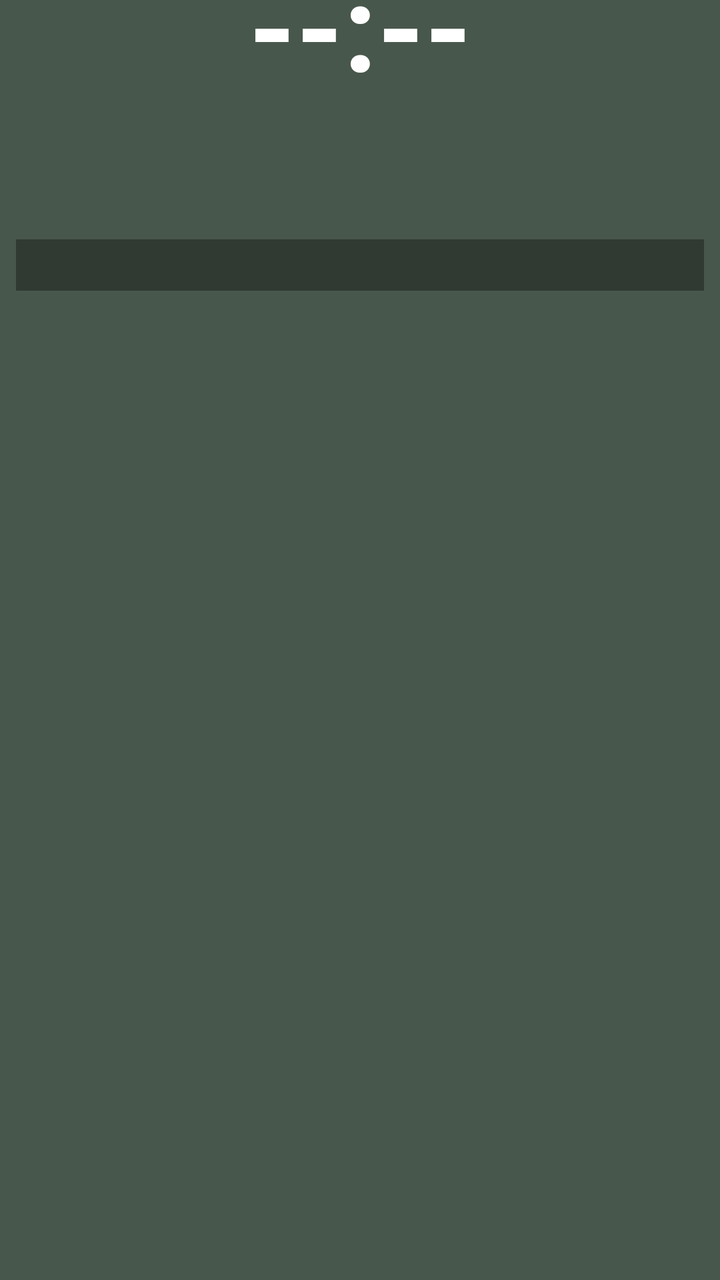
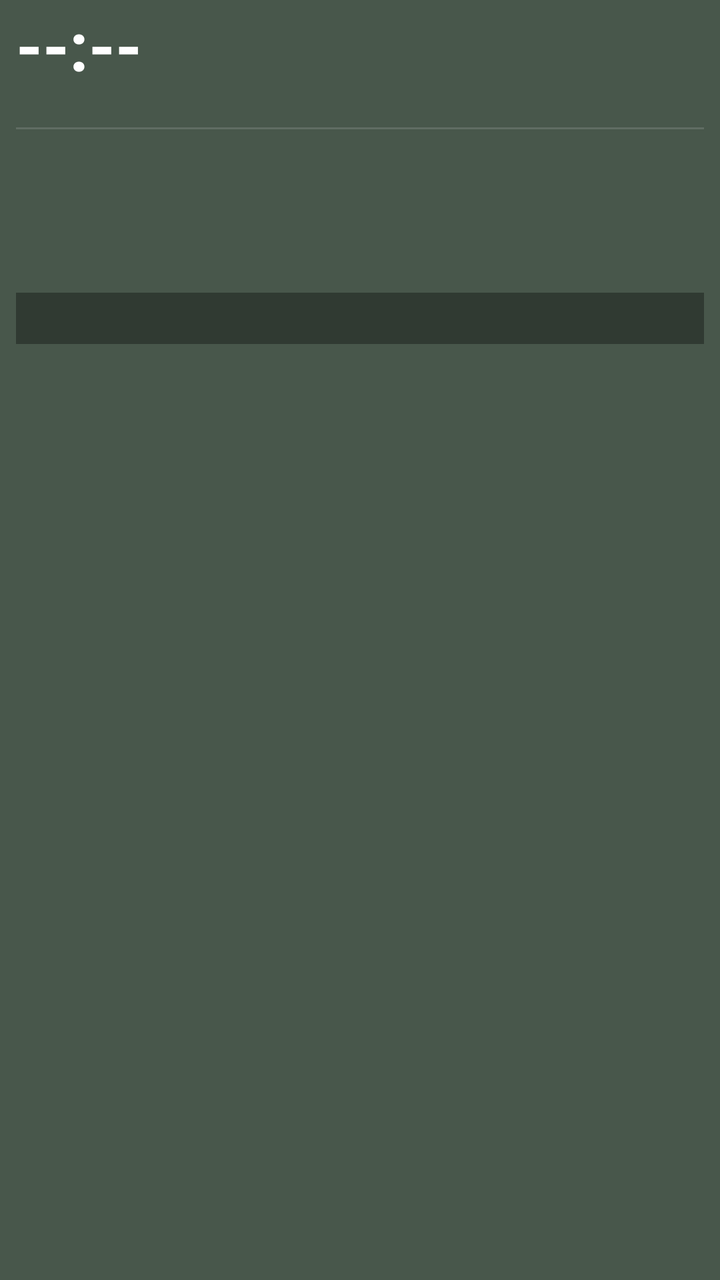

The first picture is an Android layout as it rendered before a commit; the second is the same layout after the commit. The layout source and the unified diff follow.
<!-- AndroidManifest.xml: fallback theme Theme.MaterialComponents.DayNight.NoActionBar -->
<!-- res/layout/prayer_widget_layout.xml -->
<?xml version="1.0" encoding="utf-8"?>
<LinearLayout xmlns:android="http://schemas.android.com/apk/res/android"
    android:layout_width="match_parent"
    android:layout_height="match_parent"
    android:orientation="vertical"
    android:background="@drawable/widget_background"
    android:paddingStart="8dp"
    android:paddingEnd="8dp"
    android:paddingTop="0dp"
    android:paddingBottom="8dp">

    
    <TextView
        android:id="@+id/widget_time"
        android:layout_width="match_parent"
        android:layout_height="wrap_content"
        android:layout_marginTop="-20dp"
        android:text="--:--"
        android:textColor="#FFFFFF"
        android:textSize="60sp"
        android:textStyle="bold"
        android:includeFontPadding="false"
        android:gravity="center" />

    
    <LinearLayout
        android:layout_width="match_parent"
        android:layout_height="wrap_content"
        android:layout_marginTop="-20dp"
        android:orientation="horizontal"
        android:gravity="center_vertical">

        <TextView
            android:id="@+id/widget_day"
            android:layout_width="0dp"
            android:layout_height="wrap_content"
            android:layout_weight="3"
            android:text=""
            android:textColor="#FFFFFF"
            android:textSize="25sp"
            android:textStyle="bold"
            android:includeFontPadding="false"
            android:singleLine="true"
            android:ellipsize="end" />

        <TextView
            android:id="@+id/widget_weather"
            android:layout_width="0dp"
            android:layout_height="wrap_content"
            android:layout_weight="4"
            android:text=""
            android:textColor="#80DEEA"
            android:textSize="13sp"
            android:textStyle="bold"
            android:gravity="end"
            android:singleLine="true"
            android:ellipsize="start" />

    </LinearLayout>

    
    <LinearLayout
        android:layout_width="match_parent"
        android:layout_height="wrap_content"
        android:layout_marginTop="-10dp"
        android:orientation="horizontal">

        
        <LinearLayout
            android:layout_width="0dp"
            android:layout_height="wrap_content"
            android:layout_weight="1"
            android:orientation="vertical">

            <TextView
                android:id="@+id/widget_gregorian"
                android:layout_width="wrap_content"
                android:layout_height="wrap_content"
                android:text=""
                android:textColor="#E0E0E0"
                android:textSize="16sp"
                android:textStyle="bold" />

            <TextView
                android:id="@+id/widget_hijri"
                android:layout_width="wrap_content"
                android:layout_height="wrap_content"
                android:layout_marginTop="-1dp"
                android:text=""
                android:textColor="#FFD54F"
                android:textSize="15sp"
                android:textStyle="bold" />

            <TextView
                android:id="@+id/widget_bangla_date"
                android:layout_width="wrap_content"
                android:layout_height="wrap_content"
                android:layout_marginTop="-1dp"
                android:text=""
                android:textColor="#80DEEA"
                android:textSize="15sp"
                android:textStyle="bold" />

        </LinearLayout>

        
        <LinearLayout
            android:layout_width="0dp"
            android:layout_height="wrap_content"
            android:layout_weight="1"
            android:orientation="vertical">

            <TextView
                android:id="@+id/widget_sunrise"
                android:layout_width="wrap_content"
                android:layout_height="wrap_content"
                android:text=""
                android:textColor="#FFD54F"
                android:textSize="14sp"
                android:textStyle="bold" />

            <TextView
                android:id="@+id/widget_sunset"
                android:layout_width="wrap_content"
                android:layout_height="wrap_content"
                android:layout_marginTop="-1dp"
                android:text=""
                android:textColor="#FFD54F"
                android:textSize="14sp"
                android:textStyle="bold" />

            <TextView
                android:id="@+id/widget_sehri"
                android:layout_width="wrap_content"
                android:layout_height="wrap_content"
                android:layout_marginTop="3dp"
                android:text=""
                android:textColor="#00E676"
                android:textSize="14sp"
                android:textStyle="bold" />

            <TextView
                android:id="@+id/widget_iftar"
                android:layout_width="wrap_content"
                android:layout_height="wrap_content"
                android:layout_marginTop="-1dp"
                android:text=""
                android:textColor="#00E676"
                android:textSize="14sp"
                android:textStyle="bold" />

        </LinearLayout>
    </LinearLayout>

    
    <TextView
        android:id="@+id/widget_alert"
        android:layout_width="match_parent"
        android:layout_height="wrap_content"
        android:layout_marginTop="-9dp"
        android:paddingTop="4dp"
        android:paddingBottom="4dp"
        android:paddingStart="4dp"
        android:paddingEnd="4dp"
        android:background="#55000000"
        android:text=""
        android:textColor="#FFD54F"
        android:textSize="13sp"
        android:textStyle="bold"
        android:gravity="start"
        android:maxLines="10"
        android:ellipsize="end" />

</LinearLayout>
<!-- resources referenced by this layout -->
<resources>
  <!-- drawable widget_background (drawable) -->
  <?xml version="1.0" encoding="utf-8"?>
  <shape xmlns:android="http://schemas.android.com/apk/res/android"
      android:shape="rectangle">
      <solid android:color="#CC1B2E1F" />
  </shape>
</resources>

<!-- the commit's change to res/layout/prayer_widget_layout.xml (unified diff, before → after) -->
@@ -6,63 +6,68 @@
     android:background="@drawable/widget_background"
     android:paddingStart="8dp"
     android:paddingEnd="8dp"
-    android:paddingTop="0dp"
+    android:paddingTop="4dp"
     android:paddingBottom="8dp">
-
-    
-    <TextView
-        android:id="@+id/widget_time"
-        android:layout_width="match_parent"
-        android:layout_height="wrap_content"
-        android:layout_marginTop="-20dp"
-        android:text="--:--"
-        android:textColor="#FFFFFF"
-        android:textSize="60sp"
-        android:textStyle="bold"
-        android:includeFontPadding="false"
-        android:gravity="center" />
 
     
     <LinearLayout
         android:layout_width="match_parent"
         android:layout_height="wrap_content"
-        android:layout_marginTop="-20dp"
         android:orientation="horizontal"
         android:gravity="center_vertical">
 
         <TextView
-            android:id="@+id/widget_day"
+            android:id="@+id/widget_time"
             android:layout_width="0dp"
             android:layout_height="wrap_content"
-            android:layout_weight="3"
+            android:layout_weight="1"
+            android:text="--:--"
+            android:textColor="#FFFFFF"
+            android:textSize="34sp"
+            android:textStyle="bold"
+            android:includeFontPadding="false"
+            android:gravity="start|center_vertical" />
+
+        <TextView
+            android:id="@+id/widget_day"
+            android:layout_width="wrap_content"
+            android:layout_height="wrap_content"
             android:text=""
-            android:textColor="#FFFFFF"
-            android:textSize="25sp"
+            android:textColor="#66BB6A"
+            android:textSize="16sp"
             android:textStyle="bold"
             android:includeFontPadding="false"
             android:singleLine="true"
-            android:ellipsize="end" />
-
-        <TextView
-            android:id="@+id/widget_weather"
-            android:layout_width="0dp"
-            android:layout_height="wrap_content"
-            android:layout_weight="4"
-            android:text=""
-            android:textColor="#80DEEA"
-            android:textSize="13sp"
-            android:textStyle="bold"
-            android:gravity="end"
-            android:singleLine="true"
-            android:ellipsize="start" />
+            android:ellipsize="end"
+            android:gravity="end" />
 
     </LinearLayout>
+
+    
+    <TextView
+        android:id="@+id/widget_weather"
+        android:layout_width="match_parent"
+        android:layout_height="wrap_content"
+        android:layout_marginTop="1dp"
+        android:text=""
+        android:textColor="#80DEEA"
+        android:textSize="11sp"
+        android:textStyle="bold"
+        android:gravity="start"
+        android:singleLine="true"
+        android:ellipsize="end" />
+
+    <View
+        android:layout_width="match_parent"
+        android:layout_height="1dp"
+        android:layout_marginTop="4dp"
+        android:layout_marginBottom="3dp"
+        android:background="#22FFFFFF" />
 
     
     <LinearLayout
         android:layout_width="match_parent"
         android:layout_height="wrap_content"
-        android:layout_marginTop="-10dp"
         android:orientation="horizontal">
 
         
@@ -78,27 +83,27 @@
                 android:layout_height="wrap_content"
                 android:text=""
                 android:textColor="#E0E0E0"
-                android:textSize="16sp"
+                android:textSize="13sp"
                 android:textStyle="bold" />
 
             <TextView
                 android:id="@+id/widget_hijri"
                 android:layout_width="wrap_content"
                 android:layout_height="wrap_content"
-                android:layout_marginTop="-1dp"
+                android:layout_marginTop="1dp"
                 android:text=""
                 android:textColor="#FFD54F"
-                android:textSize="15sp"
+                android:textSize="13sp"
                 android:textStyle="bold" />
 
             <TextView
                 android:id="@+id/widget_bangla_date"
                 android:layout_width="wrap_content"
                 android:layout_height="wrap_content"
-                android:layout_marginTop="-1dp"
+                android:layout_marginTop="1dp"
                 android:text=""
                 android:textColor="#80DEEA"
-                android:textSize="15sp"
+                android:textSize="13sp"
                 android:textStyle="bold" />
 
         </LinearLayout>
@@ -116,37 +121,37 @@
                 android:layout_height="wrap_content"
                 android:text=""
                 android:textColor="#FFD54F"
-                android:textSize="14sp"
+                android:textSize="13sp"
                 android:textStyle="bold" />
 
             <TextView
                 android:id="@+id/widget_sunset"
                 android:layout_width="wrap_content"
                 android:layout_height="wrap_content"
-                android:layout_marginTop="-1dp"
+                android:layout_marginTop="1dp"
                 android:text=""
                 android:textColor="#FFD54F"
-                android:textSize="14sp"
+                android:textSize="13sp"
                 android:textStyle="bold" />
 
             <TextView
                 android:id="@+id/widget_sehri"
                 android:layout_width="wrap_content"
                 android:layout_height="wrap_content"
-                android:layout_marginTop="3dp"
+                android:layout_marginTop="2dp"
                 android:text=""
                 android:textColor="#00E676"
-                android:textSize="14sp"
+                android:textSize="13sp"
                 android:textStyle="bold" />
 
             <TextView
                 android:id="@+id/widget_iftar"
                 android:layout_width="wrap_content"
                 android:layout_height="wrap_content"
-                android:layout_marginTop="-1dp"
+                android:layout_marginTop="1dp"
                 android:text=""
                 android:textColor="#00E676"
-                android:textSize="14sp"
+                android:textSize="13sp"
                 android:textStyle="bold" />
 
         </LinearLayout>
@@ -157,7 +162,7 @@
         android:id="@+id/widget_alert"
         android:layout_width="match_parent"
         android:layout_height="wrap_content"
-        android:layout_marginTop="-9dp"
+        android:layout_marginTop="4dp"
         android:paddingTop="4dp"
         android:paddingBottom="4dp"
         android:paddingStart="4dp"
